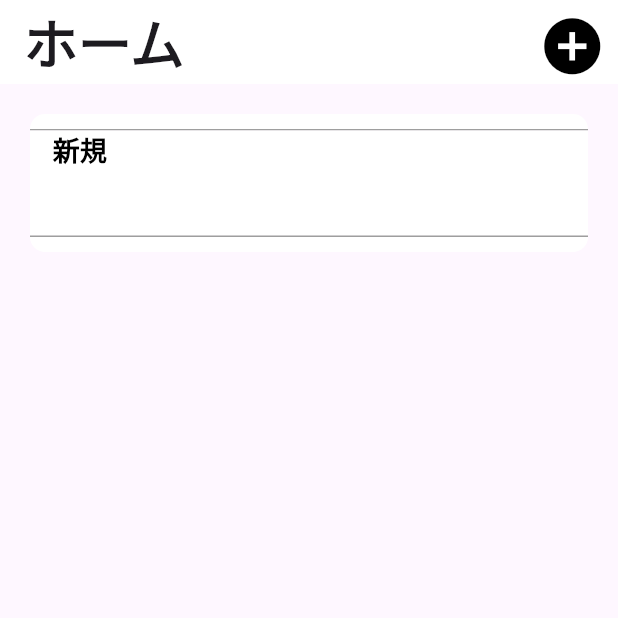
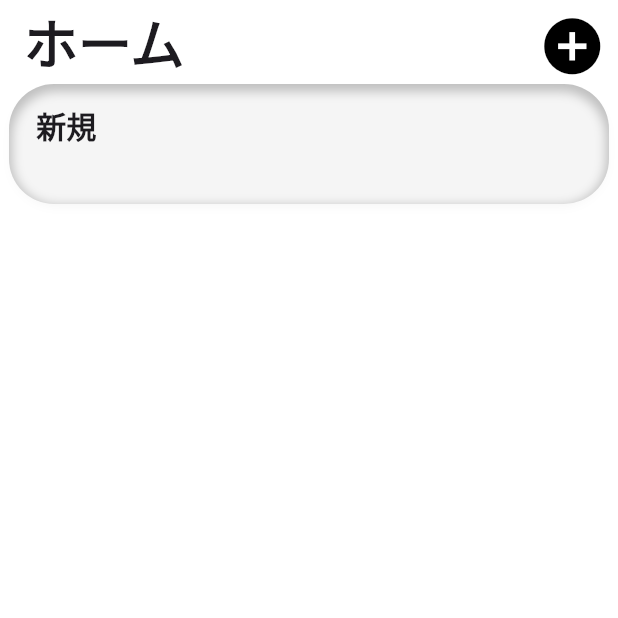
Before and after one commit to yukittake/training_camp_scheduling, a Flutter app: the screen it shows after launch, after a tap on the "add circle" icon, on a phone screen of 412 x 824 dp, the top half of it. Run offline on Flutter 3.47's test engine with Material 3 defaults, Android fonts, the phone set to English and light mode, and no system bars; our stand-ins replace flutter_riverpod, hive, hive_flutter, riverpod_annotation; accounts and stored records are empty; generated files the repository leaves out were written again.

Commit message:
HomePageのUI更新

```diff
--- a/lib/presentation/pages/home_page.dart
+++ b/lib/presentation/pages/home_page.dart
@@ -11,48 +11,24 @@ class MyHomePage extends ConsumerWidget{
   Widget build(BuildContext context,WidgetRef ref) {
     final campState=ref.watch(campStateNotifierProvider);
     return Scaffold(
+      backgroundColor: AppColor.white,
       appBar: AppBar(
         centerTitle: false,
         backgroundColor: AppColor.white,
+        surfaceTintColor: Colors.transparent,
         title: Text("ホーム",style:AppText.title),
         actions: [IconButton(onPressed: (){
           final notifier=ref.read(campStateNotifierProvider.notifier);
           notifier.addCamp();
         }, icon: Icon(Icons.add_circle,size: 45,color: AppColor.black,))],
       ),
-      body: SizedBox(
-        width: double.infinity,
-        child: Column(
-          crossAxisAlignment: CrossAxisAlignment.start,
-          children: [
-            Expanded(
-              child: Padding(
-                padding: const EdgeInsets.all(20.0),
-                child: ListView.separated(
+      body: ListView.separated(
         itemCount: campState.length,
         itemBuilder: (BuildContext context, int index) {
-                    List<Widget> children = [];
           final reversedIndex = campState.length - 1 - index;
-                    if (index == 0) {
-                      children.add(
-                        Column(
+          return Column(
+            mainAxisAlignment: MainAxisAlignment.center,
             children: [
-                            Container(
-                              height: 10,
-                              decoration: BoxDecoration(
-                                color: Colors.white,
-                                borderRadius: const BorderRadius.only(
-                                  topLeft: Radius.circular(20),
-                                  topRight: Radius.circular(20),
-                                ),
-                              ),
-                            ),
-                            Container(height: 1, color: Colors.grey),
-                          ],
-                        ),
-                      );
-                    }
-                    children.add(
               GestureDetector(
                 onHorizontalDragEnd: (details){
                   final notifier=ref.read(campStateNotifierProvider.notifier);
@@ -67,61 +43,29 @@ class MyHomePage extends ConsumerWidget{
                 );
                 },
                 child: Container(
-                          color: Colors.white,
-                          height: 70,
-                          width: double.infinity,
+                    decoration: BoxDecoration(
+                      boxShadow: [
+                        BoxShadow(color:AppColor.shadowLight),
+                        BoxShadow(offset:Offset(0, 3),color:AppColor.greyBack,spreadRadius: -2,blurRadius: 5)
+                      ],
+                      borderRadius: BorderRadius.all(Radius.circular(30)),
+                    ),
+                    width: 400,
+                    height: 80,
                     child: Padding(
-                            padding: const EdgeInsets.only(left:15),
-                            child: Text(
-                              campState[reversedIndex].campTitle,
-                              style: TextStyle(
-                                fontSize: 18,
-                                fontWeight: FontWeight.bold,
-                                color: Colors.black,
+                      padding: const EdgeInsets.only(left:18,top: 13),
+                      child: Padding(
+                        padding: const EdgeInsets.only(bottom:40,right: 15),
+                        child: Text(campState[reversedIndex].campTitle,style:AppText.subTitle),
                       ),
                     ),
                   ),
               ),
-                      ),
+            ],
           );
-                    if (index == campState.length - 1) {
-                      children.add(
-                        Container(
-                          decoration: BoxDecoration(
-                            color: Colors.white,
-                            borderRadius: const BorderRadius.only(
-                              bottomLeft: Radius.circular(20),
-                              bottomRight: Radius.circular(20),
-                            ),
-                          ),
-                          child: Column(
-                          children: [
-                            Container(height: 1, color: Colors.grey),
-                            Container(
-                              height: 10,
-                              decoration: BoxDecoration(
-                                color: Colors.white,
-                                borderRadius: const BorderRadius.only(
-                                  bottomLeft: Radius.circular(20),
-                                  bottomRight: Radius.circular(20),
-                                ),
-                              ),
-                            ),
-                          ],
-                        ),
-                        ),
-                      );
-                    }
-                    return Column(children: children);
         },
         separatorBuilder: (BuildContext context, int reversedIndex) =>
-                      Container(height: 1, color: Colors.grey)
-                      ,
-                ),
-              ),
-            ),
-          ],
-        ),
+            Container(height: 15, color: AppColor.white)
       ),
     );
   }
--- a/lib/presentation/theme/colors.dart
+++ b/lib/presentation/theme/colors.dart
@@ -8,4 +8,7 @@ class AppColor{
   static const greySubString=Color(0xFF848484);
   static const greyBack=Color(0xFFF5F5F5);
   static const greyWidgetLine=Color(0xFFE2E4E5);
+
+  static const shadowDeep=Color(0x0C000000);
+  static const shadowLight=Color(0x40000000);
 }
--- a/lib/presentation/theme/fonts.dart
+++ b/lib/presentation/theme/fonts.dart
@@ -8,6 +8,11 @@ class AppText{
     fontFamily: AppFont.general,
     fontWeight: FontWeight.w700
   );
+  static const subTitle = TextStyle(
+    fontSize:20,
+    fontFamily: AppFont.general,
+    fontWeight: FontWeight.w700
+  );
   // static const normal = TextStyle(
   //   fontSize:18,
   //   fontFamily: AppFont.general,
```
Lines whose indentation alone changed are shown as unchanged.
